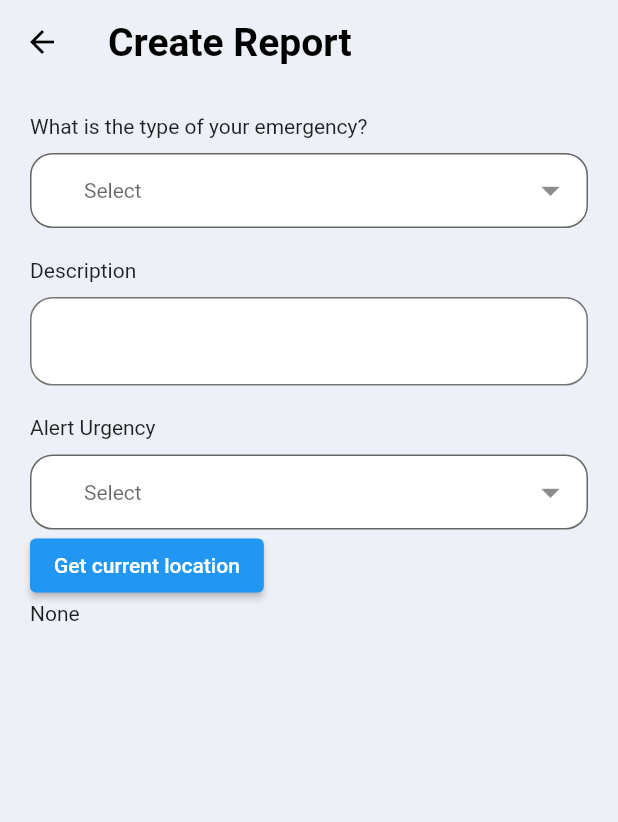
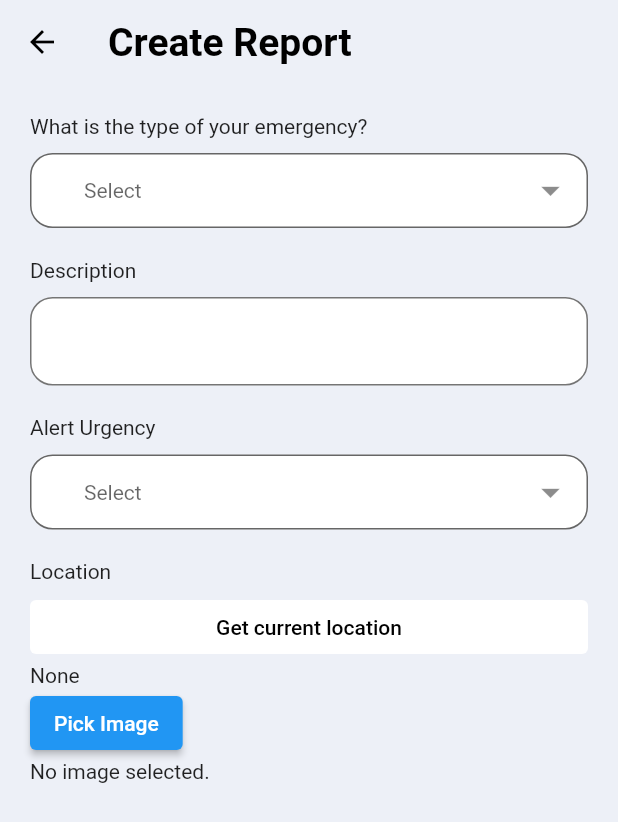
Before and after one commit to antz22/Alertra, a Flutter app: the CreateReport screen opened directly, on a phone screen of 412 x 824 dp. Shown: the top 822 px of the screen. Run offline on Flutter 3.47's test engine with Material 2 defaults, Android fonts, the phone set to English and light mode, and no system bars; our stand-ins replace buttons_tabbar, dropdown_button2, flutter_secure_storage, flutter_svg, geolocator, image_picker and 1 more; missing offline and left inert: geocode; accounts and stored records are empty.

Commit message:
Update location and image selector on create report page

```diff
--- a/flutter_alertra/lib/screens/main/feed/create_report.dart
+++ b/flutter_alertra/lib/screens/main/feed/create_report.dart
@@ -2,6 +2,8 @@ import 'package:flutter/material.dart';
 import 'package:dropdown_button2/dropdown_button2.dart';
 import 'package:geolocator/geolocator.dart';
 import 'package:geocode/geocode.dart';
+import 'package:image_picker/image_picker.dart';
+import 'dart:io';
 
 class CreateReport extends StatefulWidget {
   CreateReport({
@@ -25,7 +27,7 @@ class _CreateReportState extends State<CreateReport> {
     'Missing Person',
   ];
 
-  final List<String> alertEmergencyItems = [
+  final List<String> emergencyPriority = [
     'Low',
     'Medium',
     'High',
@@ -34,6 +36,10 @@ class _CreateReportState extends State<CreateReport> {
   String? _address;
   String? selectedEmergencyType;
   String? selectedUrgencyType;
+
+  final ImagePicker _picker = ImagePicker();
+
+  late XFile? pickedImage = null;
 
   @override
   Widget build(BuildContext context) {
@@ -164,7 +170,7 @@ class _CreateReportState extends State<CreateReport> {
               dropdownDecoration: BoxDecoration(
                 borderRadius: BorderRadius.circular(15),
               ),
-              items: alertEmergencyItems
+              items: emergencyPriority
                   .map(
                     (item) => DropdownMenuItem<String>(
                       value: item,
@@ -191,7 +197,19 @@ class _CreateReportState extends State<CreateReport> {
                 });
               },
             ),
-            ElevatedButton(
+            const SizedBox(
+              height: 20,
+            ),
+            const Text('Location'),
+            const SizedBox(height: 5),
+            Container(
+              width: double.infinity,
+              child: ElevatedButton(
+                style: ElevatedButton.styleFrom(
+                  elevation: 0,
+                  primary: Colors.white,
+                  onPrimary: Colors.black,
+                ),
                 onPressed: () async {
                   LocationPermission permission;
                   permission = await Geolocator.requestPermission();
@@ -207,7 +225,8 @@ class _CreateReportState extends State<CreateReport> {
 
                   GeoCode geoCode = GeoCode();
                   var address = await geoCode.reverseGeocoding(
-                    latitude: position.latitude, longitude: position.longitude);
+                      latitude: position.latitude,
+                      longitude: position.longitude);
 
                   var fullAddress =
                       '${address.streetNumber} ${address.streetAddress}, ${address.city}, ${address.region}, ${address.postal}';
@@ -218,7 +237,22 @@ class _CreateReportState extends State<CreateReport> {
                 },
                 child: const Text('Get current location'),
               ),
+            ),
             Text(_address != null ? _address! : "None"),
+            ElevatedButton(
+              onPressed: () async {
+                final XFile? image =
+                    await _picker.pickImage(source: ImageSource.gallery);
+
+                setState(() {
+                  pickedImage = image;
+                });
+              },
+              child: const Text("Pick Image"),
+            ),
+            pickedImage != null
+                ? Image.file(File(pickedImage!.path))
+                : const Text('No image selected.'),
           ],
         ),
       ),
```
Also changed, not shown: 1 other file. Lines whose indentation alone changed are shown as unchanged.
